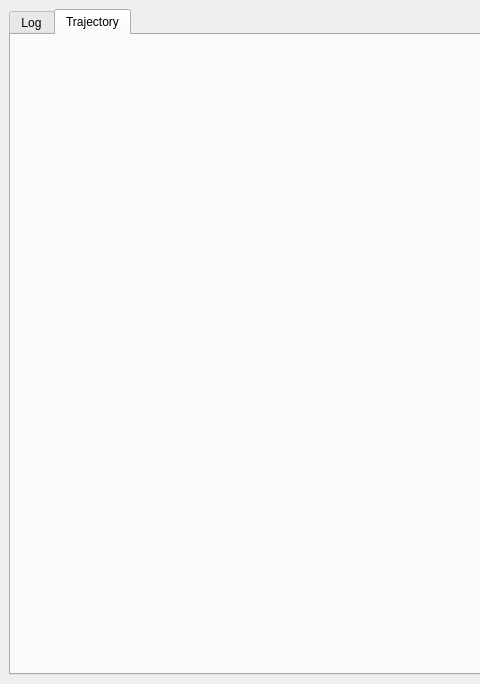
Qt form bhbot/tools/common/logview.ui (alberthier/bhware) before a commit; both pictures show x 0 to 480 and y 0 to 684 of the 1196 by 684 pixel window.
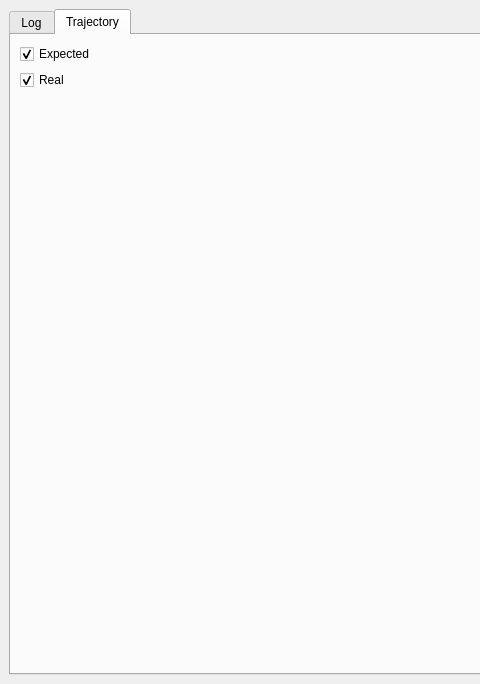
The same form after that commit. The open tabs and pages were chosen to show the change.

Commit message: logview: expected and real trajectories display configurations

Diff of the .ui file:
```diff
--- a/bhbot/tools/common/logview.ui
+++ b/bhbot/tools/common/logview.ui
@@ -76,10 +76,67 @@
        <attribute name="title">
         <string>Trajectory</string>
        </attribute>
-       <layout class="QGridLayout" name="gridLayout_3">
+       <layout class="QHBoxLayout" name="horizontalLayout_2">
+        <property name="spacing">
+         <number>0</number>
+        </property>
         <property name="margin">
          <number>0</number>
         </property>
+        <item>
+         <widget class="QWidget" name="sidebar" native="true">
+          <property name="sizePolicy">
+           <sizepolicy hsizetype="Fixed" vsizetype="Preferred">
+            <horstretch>0</horstretch>
+            <verstretch>0</verstretch>
+           </sizepolicy>
+          </property>
+          <property name="minimumSize">
+           <size>
+            <width>130</width>
+            <height>0</height>
+           </size>
+          </property>
+          <layout class="QGridLayout" name="gridLayout_3">
+           <item row="0" column="0">
+            <widget class="QCheckBox" name="expected_checkbox">
+             <property name="text">
+              <string>Expected</string>
+             </property>
+             <property name="checked">
+              <bool>true</bool>
+             </property>
+            </widget>
+           </item>
+           <item row="1" column="0">
+            <widget class="QCheckBox" name="real_checkbox">
+             <property name="text">
+              <string>Real</string>
+             </property>
+             <property name="checked">
+              <bool>true</bool>
+             </property>
+            </widget>
+           </item>
+           <item row="2" column="0">
+            <spacer name="verticalSpacer">
+             <property name="orientation">
+              <enum>Qt::Vertical</enum>
+             </property>
+             <property name="sizeHint" stdset="0">
+              <size>
+               <width>20</width>
+               <height>556</height>
+              </size>
+             </property>
+            </spacer>
+           </item>
+          </layout>
+         </widget>
+        </item>
+        <item>
+         <widget class="QWidget" name="field_container" native="true"/>
+        </item>
        </layout>
       </widget>
      </widget>
```
Left out of the diff: 2 changed lines with no effect on the pictures. The commit also changes 1 other file.
